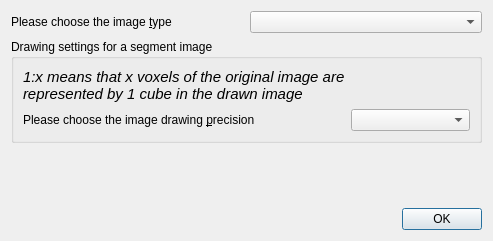
Qt form Polyhedron/demo/Polyhedron/Plugins/Mesh_3/Image_res_dialog.ui (CGAL/cgal) before a commit.
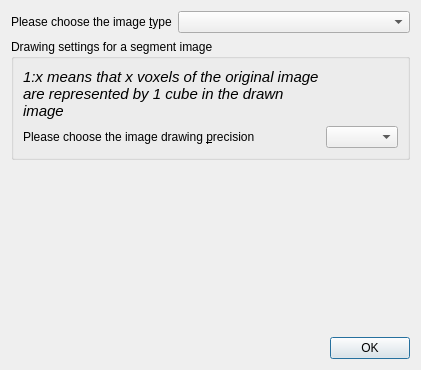
The same form after that commit.

Commit message: Rework Io_image_plugin UI.

What changed in the file:
```diff
--- a/Polyhedron/demo/Polyhedron/Plugins/Mesh_3/Image_res_dialog.ui
+++ b/Polyhedron/demo/Polyhedron/Plugins/Mesh_3/Image_res_dialog.ui
@@ -6,8 +6,8 @@
    <rect>
     <x>0</x>
     <y>0</y>
-    <width>493</width>
-    <height>241</height>
+    <width>421</width>
+    <height>370</height>
    </rect>
   </property>
   <property name="sizePolicy">
@@ -19,7 +19,23 @@
   <property name="windowTitle">
    <string>Load a 3D image</string>
   </property>
-  <layout class="QGridLayout" name="gridLayout" rowstretch="0,0,0,0,0,0,0,0,0,0,0,0,0">
+  <layout class="QGridLayout" name="gridLayout" rowstretch="0,0,0,0,0,0,0,0,0,0,0,0,0" columnstretch="0,1">
+   <item row="11" column="0" colspan="2">
+    <spacer name="verticalSpacer">
+     <property name="orientation">
+      <enum>Qt::Vertical</enum>
+     </property>
+     <property name="sizeHint" stdset="0">
+      <size>
+       <width>20</width>
+       <height>0</height>
+      </size>
+     </property>
+    </spacer>
+   </item>
+   <item row="0" column="1">
+    <widget class="QComboBox" name="imageType"/>
+   </item>
    <item row="12" column="0" colspan="2">
     <widget class="QDialogButtonBox" name="buttonBox">
      <property name="orientation">
@@ -30,9 +46,6 @@
      </property>
     </widget>
    </item>
-   <item row="0" column="1">
-    <widget class="QComboBox" name="imageType"/>
-   </item>
    <item row="0" column="0">
     <widget class="QLabel" name="label_3">
      <property name="text">
@@ -50,7 +63,7 @@
      </property>
      <layout class="QGridLayout" name="gridLayout_2">
       <item row="0" column="0">
-       <layout class="QGridLayout" name="gridLayout_3">
+       <layout class="QGridLayout" name="gridLayout_3" columnstretch="0,1">
         <item row="2" column="1">
          <widget class="QComboBox" name="precisionList">
           <property name="editable">
@@ -95,19 +108,6 @@
      </layout>
     </widget>
    </item>
-   <item row="11" column="0" colspan="2">
-    <spacer name="verticalSpacer">
-     <property name="orientation">
-      <enum>Qt::Vertical</enum>
-     </property>
-     <property name="sizeHint" stdset="0">
-      <size>
-       <width>20</width>
-       <height>0</height>
-      </size>
-     </property>
-    </spacer>
-   </item>
   </layout>
  </widget>
  <resources/>
```
The commit also changes 1 other file.
